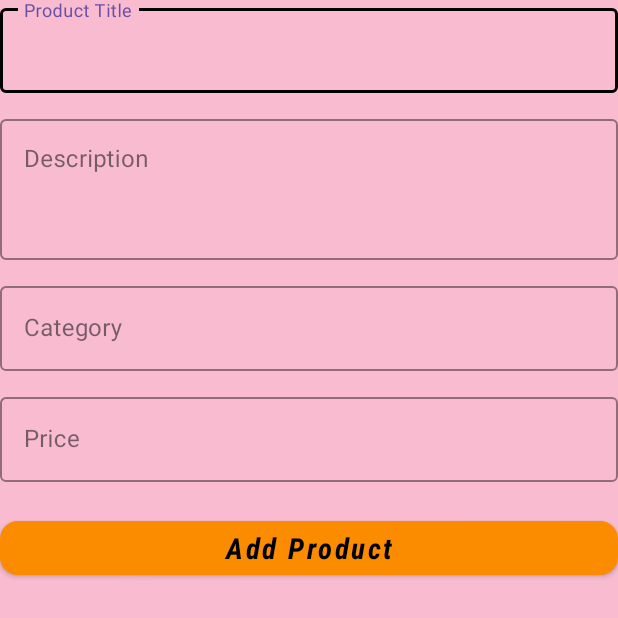
After one commit to jpCoding003/Retrofit-Practice, an Android app: the NewProductActivity screen opened directly, with no data from a screen before it, on a phone screen of 412 x 824 dp, the top half of it. The commit adds this screen. Run offline under Robolectric (Android 15) with nearby library versions, the phone set to English and light mode, and no system bars.

Commit message:
ApiData Data POST operation

```diff
--- a/app/src/main/AndroidManifest.xml
+++ b/app/src/main/AndroidManifest.xml
@@ -2,7 +2,7 @@
 <manifest xmlns:android="http://schemas.android.com/apk/res/android"
     xmlns:tools="http://schemas.android.com/tools">
 
-    <uses-permission android:name="android.permission.INTERNET"/>
+    <uses-permission android:name="android.permission.INTERNET" />
 
     <application
         android:allowBackup="true"
@@ -14,7 +14,9 @@
         android:supportsRtl="true"
         android:theme="@style/Theme.RetrofitPractice"
         tools:targetApi="31">
-
+        <activity
+            android:name=".NewProductActivity"
+            android:exported="false" />
         <activity
             android:name=".MainActivity"
             android:exported="true">
--- a/app/src/main/java/com/tops/retrofitpractice/MainActivity.kt
+++ b/app/src/main/java/com/tops/retrofitpractice/MainActivity.kt
@@ -1,5 +1,6 @@
 package com.tops.retrofitpractice
 
+import android.content.Intent
 import android.os.Bundle
 import android.util.Log
 import android.widget.Toast
@@ -46,6 +47,11 @@ class MainActivity : AppCompatActivity(),MyAdapter.OnProductLongClickListener {
             Toast.makeText(this, "List Is Empty", Toast.LENGTH_LONG).show()
         }
         })
+
+        binding.btnAddProduct.setOnClickListener {
+            val intent = Intent(this, NewProductActivity::class.java)
+            startActivity(intent)
+        }
     }
 
     override fun onProductLongClick(product: Products) {
--- /dev/null
+++ b/app/src/main/java/com/tops/retrofitpractice/NewProductActivity.kt
@@ -0,0 +1,58 @@
+package com.tops.retrofitpractice
+
+import android.content.Intent
+import android.os.Bundle
+import android.widget.Toast
+import androidx.activity.enableEdgeToEdge
+import androidx.activity.viewModels
+import androidx.appcompat.app.AppCompatActivity
+import androidx.core.view.ViewCompat
+import androidx.core.view.WindowInsetsCompat
+import com.tops.retrofitpractice.ViewModel.ProductsViewModel
+import com.tops.retrofitpractice.databinding.ActivityNewProductBinding
+import com.tops.retrofitpractice.model.Product
+
+class NewProductActivity : AppCompatActivity() {
+
+    private lateinit var binding: ActivityNewProductBinding
+    private val productsviewmodel: ProductsViewModel by viewModels()
+    override fun onCreate(savedInstanceState: Bundle?) {
+        super.onCreate(savedInstanceState)
+        binding = ActivityNewProductBinding.inflate(layoutInflater)
+        enableEdgeToEdge()
+        setContentView(binding.root)
+        ViewCompat.setOnApplyWindowInsetsListener(findViewById(R.id.main)) { v, insets ->
+            val systemBars = insets.getInsets(WindowInsetsCompat.Type.systemBars())
+            v.setPadding(systemBars.left, systemBars.top, systemBars.right, systemBars.bottom)
+            insets
+        }
+
+        binding.btnAddProduct.setOnClickListener {
+            val productTitle = binding.etProductTitle.text.toString()
+            val productDescription = binding.etProductDescription.text.toString()
+            val productCategory = binding.etProductCategory.text.toString()
+            val productPrice = binding.etProductPrice.text.toString().toDouble()
+            val newProduct =
+                Product(
+                    title = productTitle,
+                    description = productDescription,
+                    category = productCategory,
+                    price = productPrice
+                )
+
+            productsviewmodel.addProduct(newProduct){ statusCode ->
+                if (statusCode == 200 || statusCode == 201 || statusCode == 202) {
+                    Toast.makeText(this, "Product Added Successfully", Toast.LENGTH_SHORT).show()
+                    startActivity(Intent(this, MainActivity::class.java))
+                    finish()
+                } else {
+                    Toast.makeText(this, "❌ Failed to Add Product (Code: $statusCode)", Toast.LENGTH_SHORT).show()
+                }
+            }
+
+//            val intent = Intent(this, MainActivity::class.java)
+//            startActivity(intent)
+//            finish()
+        }
+    }
+}
--- a/app/src/main/java/com/tops/retrofitpractice/service/ApiServices.kt
+++ b/app/src/main/java/com/tops/retrofitpractice/service/ApiServices.kt
@@ -1,6 +1,6 @@
 package com.tops.retrofitpractice.service
 
-import com.tops.retrofitpractice.model.Products
+import com.tops.retrofitpractice.model.Product
 import com.tops.retrofitpractice.model.ProductsResponse
 import retrofit2.Response
 import retrofit2.http.Body
@@ -14,8 +14,8 @@ interface ApiServices {
     @GET("products")
     suspend fun getAll(): ProductsResponse
 
-    @POST("products")
-    suspend fun addProduct(@Body products: Products): Products
+    @POST("products/add")
+    suspend fun addProduct(@Body products: Product): Response<Product>
 
     @DELETE("products/{id}")
     suspend fun deleteProduct(@Path("id") productId: Int?): Response<Unit>
--- /dev/null
+++ b/app/src/main/res/layout/activity_new_product.xml
@@ -0,0 +1,102 @@
+<?xml version="1.0" encoding="utf-8"?>
+<LinearLayout
+    xmlns:android="http://schemas.android.com/apk/res/android"
+    xmlns:app="http://schemas.android.com/apk/res-auto"
+    xmlns:tools="http://schemas.android.com/tools"
+    android:id="@+id/main"
+    android:orientation="vertical"
+    android:layout_width="match_parent"
+    android:layout_height="match_parent"
+    android:padding="12dp"
+    android:background="#F8BBD0"
+    tools:context=".NewProductActivity">
+
+    <!-- Product Title -->
+    <com.google.android.material.textfield.TextInputLayout
+        android:layout_width="match_parent"
+        android:layout_height="wrap_content"
+        android:hint="Product Title"
+        app:boxStrokeColor="@color/black"
+        app:boxBackgroundMode="outline"
+        style="@style/Widget.MaterialComponents.TextInputLayout.OutlinedBox">
+
+        <com.google.android.material.textfield.TextInputEditText
+            android:id="@+id/etProductTitle"
+            android:layout_width="match_parent"
+            android:layout_height="wrap_content"
+            android:inputType="textCapWords"
+            android:singleLine="true" />
+    </com.google.android.material.textfield.TextInputLayout>
+
+    <!-- Product Description -->
+    <com.google.android.material.textfield.TextInputLayout
+        android:layout_width="match_parent"
+        android:layout_height="wrap_content"
+        android:hint="Description"
+        app:boxStrokeColor="@color/black"
+        app:boxBackgroundMode="outline"
+        style="@style/Widget.MaterialComponents.TextInputLayout.OutlinedBox"
+        android:layout_marginTop="12dp">
+
+        <com.google.android.material.textfield.TextInputEditText
+            android:id="@+id/etProductDescription"
+            android:layout_width="match_parent"
+            android:layout_height="wrap_content"
+            android:inputType="textMultiLine"
+            android:lines="3"
+            android:gravity="top" />
+    </com.google.android.material.textfield.TextInputLayout>
+
+    <!-- Product Category -->
+    <com.google.android.material.textfield.TextInputLayout
+        android:layout_width="match_parent"
+        android:layout_height="wrap_content"
+        android:hint="Category"
+        app:boxStrokeColor="@color/black"
+        app:boxBackgroundMode="outline"
+        style="@style/Widget.MaterialComponents.TextInputLayout.OutlinedBox"
+        android:layout_marginTop="12dp">
+
+        <com.google.android.material.textfield.TextInputEditText
+            android:id="@+id/etProductCategory"
+            android:layout_width="match_parent"
+            android:layout_height="wrap_content"
+            android:inputType="textCapWords"
+            android:singleLine="true" />
+    </com.google.android.material.textfield.TextInputLayout>
+
+    <!-- Product Price -->
+    <com.google.android.material.textfield.TextInputLayout
+        android:layout_width="match_parent"
+        android:layout_height="wrap_content"
+        android:hint="Price"
+        app:boxStrokeColor="@color/black"
+        app:boxBackgroundMode="outline"
+        style="@style/Widget.MaterialComponents.TextInputLayout.OutlinedBox"
+        android:layout_marginTop="12dp">
+
+        <com.google.android.material.textfield.TextInputEditText
+            android:id="@+id/etProductPrice"
+            android:layout_width="match_parent"
+            android:layout_height="wrap_content"
+            android:inputType="numberDecimal"
+            android:singleLine="true" />
+    </com.google.android.material.textfield.TextInputLayout>
+
+    <!-- Submit Button -->
+    <com.google.android.material.button.MaterialButton
+        android:id="@+id/btnAddProduct"
+        android:layout_width="match_parent"
+        android:layout_height="wrap_content"
+        android:text="Add Product"
+        android:layout_marginTop="20dp"
+        android:textAllCaps="false"
+        android:textSize="19sp"
+        android:fontFamily="sans-serif-condensed"
+        android:textStyle="bold|italic"
+        app:cornerRadius="12dp"
+        app:backgroundTint="#FB8C00"
+        android:textColor="@android:color/black"
+        style="@style/Widget.MaterialComponents.Button" />
+
+</LinearLayout>
--- a/gradle/libs.versions.toml
+++ b/gradle/libs.versions.toml
@@ -1,5 +1,5 @@
 [versions]
-agp = "8.11.1"
+agp = "8.12.0"
 kotlin = "2.1.0"
 coreKtx = "1.16.0"
 junit = "4.13.2"
```
Also changed, not shown: app/src/main/java/com/tops/retrofitpractice/RepositoryApi.kt (+6 -1 lines), app/src/main/java/com/tops/retrofitpractice/ViewModel/ProductsViewModel.kt (+12 -2 lines), app/src/main/java/com/tops/retrofitpractice/model/Products.kt (+11 -0 lines), app/src/main/res/layout/activity_main.xml (+13 -1 lines).
